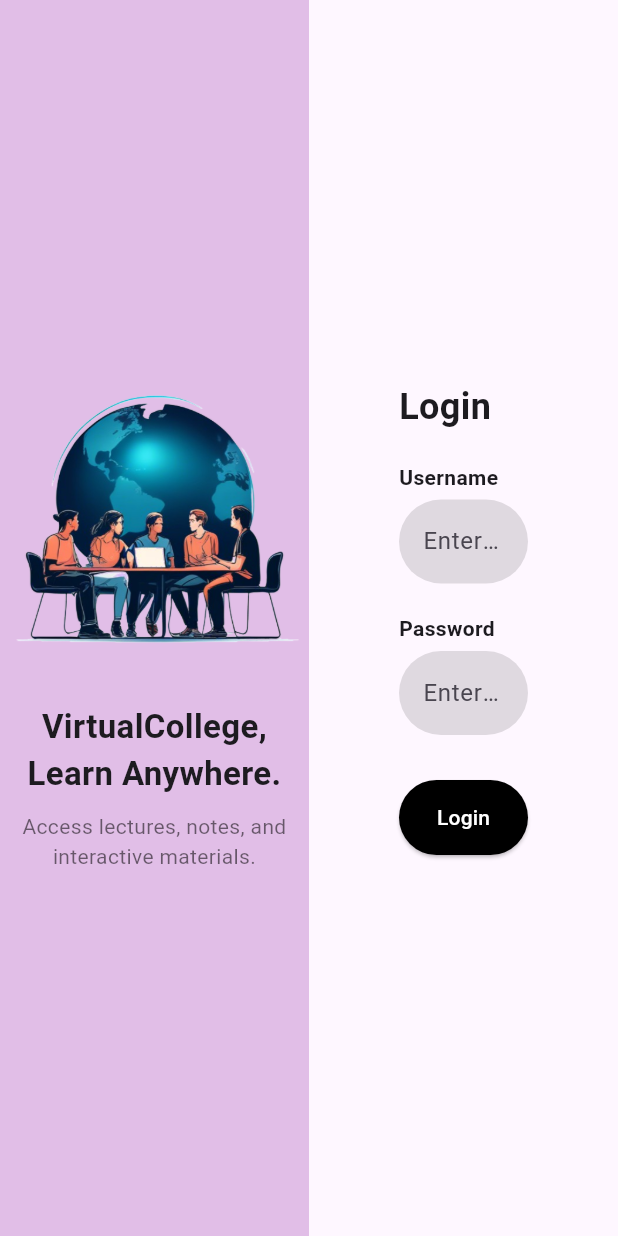
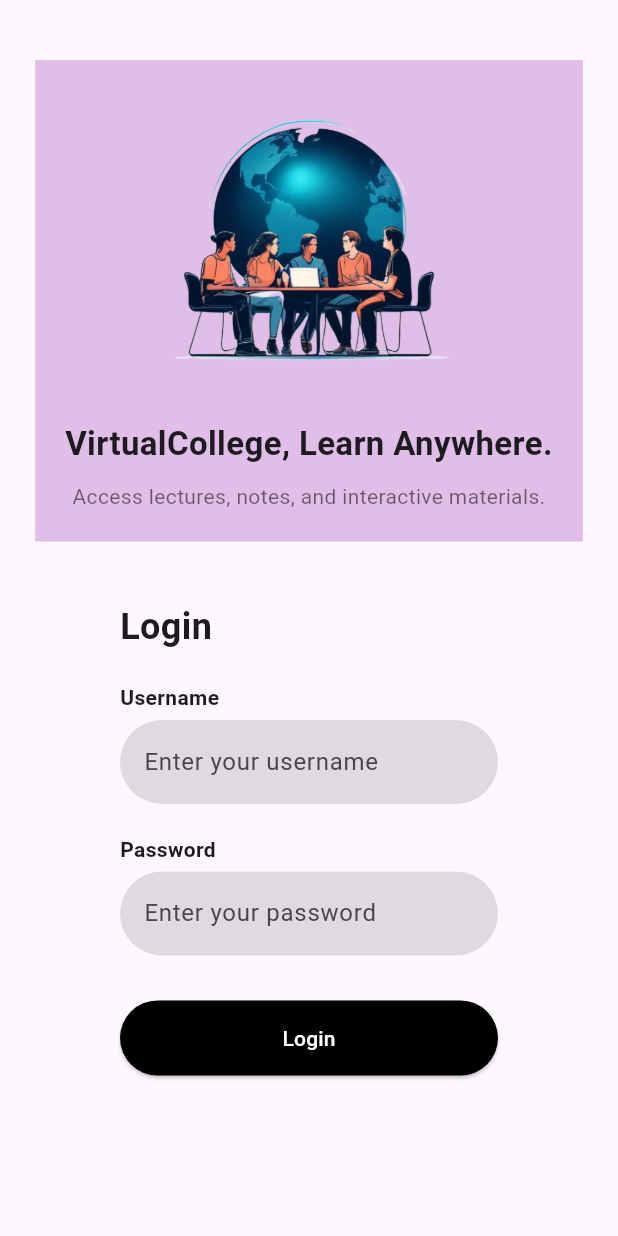
Before and after one commit to Godwin-Abin/digicollege, a Flutter app: the screen it shows after launch, on a phone screen of 412 x 824 dp. Run offline on Flutter 3.47's test engine with Material 3 defaults, Android fonts, the phone set to English and light mode, and no system bars; our stand-ins replace youtube_player_flutter; missing offline and left inert: media_kit, media_kit_video.

Commit message:
Responsive UI Added

```diff
--- a/lib/main.dart
+++ b/lib/main.dart
@@ -19,7 +19,11 @@
       initialRoute: '/',
       routes: {
         '/': (context) => const LoginPage(),
-        '/dashboard': (context) => const DashboardPage(),
+        '/dashboard': (context) {
+          final String username =
+              ModalRoute.of(context)!.settings.arguments as String;
+          return DashboardPage(username: username);
+        },
       },
       onGenerateRoute: (settings) {
         if (settings.name == '/video') {
--- a/lib/pages/login_page.dart
+++ b/lib/pages/login_page.dart
@@ -5,19 +5,23 @@ class LoginPage extends StatelessWidget {
 
   @override
   Widget build(BuildContext context) {
-    return Scaffold(
-      body: Row(
-        children: [
-          // Left Section with Image and Tagline
-          Expanded(
-            child: Container(
-              color: Color(0xFFE1BEE7), // Lavender background
+    // Determine screen width
+    final double screenWidth = MediaQuery.of(context).size.width;
+
+    // Declare controllers for username and password
+    final TextEditingController usernameController = TextEditingController();
+    final TextEditingController passwordController = TextEditingController();
+
+    // Left Section: Image and Tagline
+    Widget leftSection = Container(
+      color: const Color(0xFFE1BEE7), // Lavender background
+      padding: const EdgeInsets.all(20),
       child: Column(
         mainAxisAlignment: MainAxisAlignment.center,
         children: [
           Image.asset(
             'images/image1.png',
-                    width: 300, // Adjust size if needed
+            width: screenWidth < 600 ? 200 : 300, // Adjust image size based on screen width
           ),
           const SizedBox(height: 20),
           const Text(
@@ -33,12 +37,10 @@ class LoginPage extends StatelessWidget {
           ),
         ],
       ),
-            ),
-          ),
+    );
 
-          // Right Section with Login Form
-          Expanded(
-            child: Padding(
+    // Right Section: Login Form
+    Widget rightSection = Padding(
       padding: const EdgeInsets.symmetric(horizontal: 60),
       child: Column(
         mainAxisAlignment: MainAxisAlignment.center,
@@ -49,11 +51,14 @@ class LoginPage extends StatelessWidget {
             style: TextStyle(fontSize: 24, fontWeight: FontWeight.bold),
           ),
           const SizedBox(height: 20),
-
           // Username Input
-                  const Text("Username", style: TextStyle(fontWeight: FontWeight.bold)),
+          const Text(
+            "Username",
+            style: TextStyle(fontWeight: FontWeight.bold),
+          ),
           const SizedBox(height: 5),
           TextField(
+            controller: usernameController,
             decoration: InputDecoration(
               hintText: "Enter your username",
               filled: true,
@@ -65,11 +70,14 @@ class LoginPage extends StatelessWidget {
             ),
           ),
           const SizedBox(height: 20),
-
           // Password Input
-                  const Text("Password", style: TextStyle(fontWeight: FontWeight.bold)),
+          const Text(
+            "Password",
+            style: TextStyle(fontWeight: FontWeight.bold),
+          ),
           const SizedBox(height: 5),
           TextField(
+            controller: passwordController,
             obscureText: true,
             decoration: InputDecoration(
               hintText: "Enter your password",
@@ -82,7 +90,6 @@ class LoginPage extends StatelessWidget {
             ),
           ),
           const SizedBox(height: 30),
-
           // Login Button
           SizedBox(
             width: double.infinity,
@@ -95,17 +102,58 @@ class LoginPage extends StatelessWidget {
                 ),
               ),
               onPressed: () {
-                        Navigator.pushReplacementNamed(context, '/dashboard');
+                if (usernameController.text.isNotEmpty &&
+                    passwordController.text.isNotEmpty) {
+                  Navigator.pushReplacementNamed(
+                    context,
+                    '/dashboard',
+                    arguments: usernameController.text,
+                  );
+                } else {
+                  // Show an error message
+                  ScaffoldMessenger.of(context).showSnackBar(
+                    const SnackBar(
+                      content: Text("Please enter both username and password"),
+                    ),
+                  );
+                }
               },
-                      child: const Text("Login", style: TextStyle(color: Colors.white)),
-                    ),
-                  ),
-                ],
+              child: const Text(
+                "Login",
+                style: TextStyle(color: Colors.white),
               ),
             ),
           ),
         ],
       ),
     );
+
+    // Use a Column for mobile layouts and a Row for larger screens
+    if (screenWidth < 600) {
+      return Scaffold(
+        body: SingleChildScrollView(
+          child: Padding(
+            padding: const EdgeInsets.symmetric(vertical: 40, horizontal: 20),
+            child: Column(
+              crossAxisAlignment: CrossAxisAlignment.center,
+              children: [
+                leftSection,
+                const SizedBox(height: 40),
+                rightSection,
+              ],
+            ),
+          ),
+        ),
+      );
+    } else {
+      return Scaffold(
+        body: Row(
+          children: [
+            Expanded(child: leftSection),
+            Expanded(child: rightSection),
+          ],
+        ),
+      );
     }
   }
+}
--- a/pubspec.yaml
+++ b/pubspec.yaml
@@ -41,6 +41,7 @@ dependencies:
   url_launcher: ^6.0.0
   http: ^0.13.4
   youtube_player_flutter: ^8.0.0
+  wakelock: ^0.4.0  # Check for the latest version
 
   # The following adds the Cupertino Icons font to your application.
   # Use with the CupertinoIcons class for iOS style icons.
```
Also changed, not shown: lib/pages/dashboard_page.dart (+286 -194 lines), lib/pages/video_page.dart (+48 -16 lines), pubspec.lock, 1 other file. Lines whose indentation alone changed are shown as unchanged.
